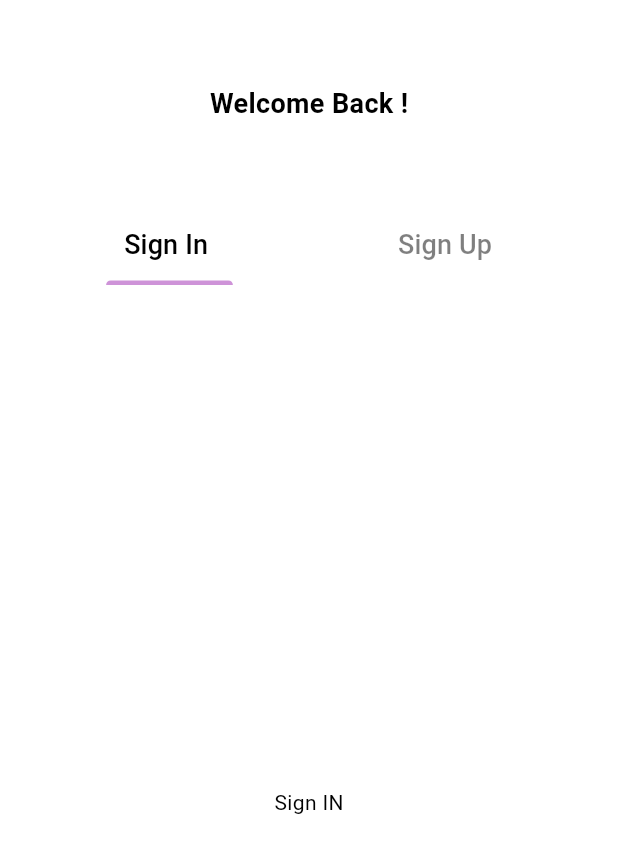
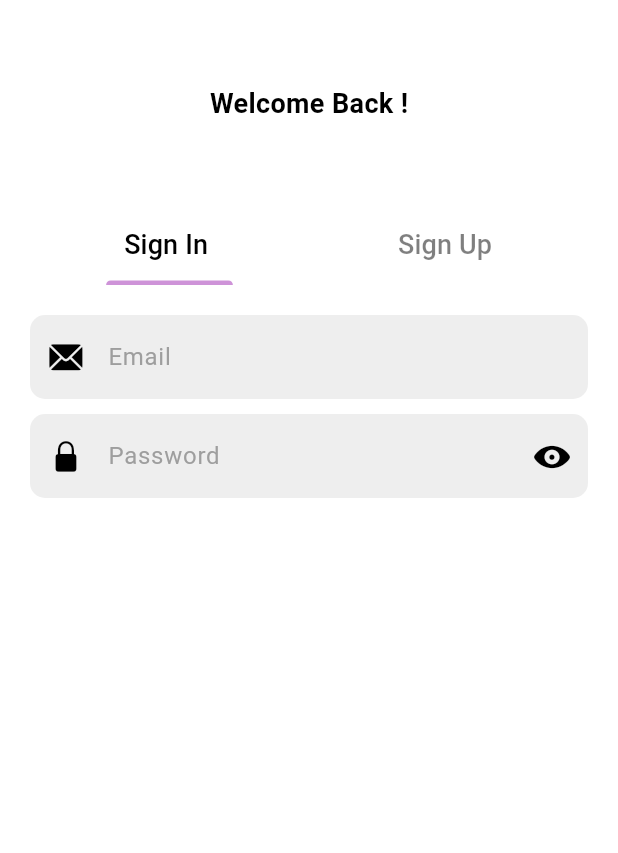
Before and after one commit to jithuhari/post_app_firebase_bloc, a Flutter app: the screen it shows after launch, on a phone screen of 412 x 824 dp. Shown: the top 853 px of the screen. Run offline on Flutter 3.47's test engine with Material 3 defaults, Android fonts, the phone set to English and light mode, and no system bars; our stand-ins replace bloc, cloud_firestore, equatable, firebase_auth, firebase_core, flutter_bloc; accounts and stored records are empty.

Commit message:
login screen

```diff
--- /dev/null
+++ b/lib/components/strings.dart
@@ -0,0 +1,3 @@
+RegExp emailRexExp = RegExp(r'^[\w-\.]+@([\w-]+.)+[\w-]{2,4}$');
+
+RegExp passwordRexExp = RegExp(r'^(?=.*?[A-Z])(?=.*?[a-z])(?=.*?[0-9])(?=.*?[!@#\$&*~`)\%\-(_+=;:,.<>/?"[{\]}\|^]).{8,}$');
--- /dev/null
+++ b/lib/components/text_field.dart
@@ -0,0 +1,63 @@
+import 'package:flutter/material.dart';
+
+class MyTextField extends StatelessWidget {
+  final TextEditingController controller;
+  final String hintText;
+  final bool obscureText;
+  final TextInputType keyboardType;
+  final Widget? suffixIcon;
+  final VoidCallback? onTap;
+  final Widget? prefixIcon;
+  final String? errorMsg;
+  final String? Function(String?)? validator;
+  final FocusNode? focusNode;
+  final String? Function(String?)? onChanged;
+
+  const MyTextField({
+    super.key,
+    required this.controller,
+    required this.obscureText,
+    required this.hintText,
+    required this.keyboardType,
+    this.prefixIcon,
+    this.errorMsg,
+    this.validator,
+    this.suffixIcon,
+    this.onTap,
+    this.focusNode,
+    this.onChanged,
+  });
+
+  @override
+  Widget build(BuildContext context) {
+    return TextFormField(
+      validator: validator,
+      controller: controller,
+      obscureText: obscureText,
+      keyboardType: keyboardType,
+      focusNode: focusNode,
+      onTap: onTap,
+      textInputAction: TextInputAction.next,
+      onChanged: onChanged,
+      decoration: InputDecoration(
+        suffixIcon: suffixIcon,
+        prefixIcon: prefixIcon,
+        enabledBorder: OutlineInputBorder(
+          borderRadius: BorderRadius.circular(10),
+          borderSide: BorderSide(color:Colors.transparent)
+        ),
+        focusedBorder: OutlineInputBorder(
+          borderRadius: BorderRadius.circular(20),
+          borderSide: BorderSide(color:  Theme.of(context).colorScheme.secondary)
+        ),
+
+        fillColor: Colors.grey.shade200,
+        filled: true,
+        hintText: hintText,
+        hintStyle: TextStyle(color: Colors.grey[500]),
+        errorText: errorMsg,
+
+      ),
+    );
+  }
+}
--- a/lib/screens/authentication/sign_in_screen.dart
+++ b/lib/screens/authentication/sign_in_screen.dart
@@ -1,12 +1,85 @@
+import 'package:app_new/components/strings.dart';
+import 'package:flutter/cupertino.dart';
 import 'package:flutter/material.dart';
 
-class SignInScreen extends StatelessWidget {
+import '../../components/text_field.dart';
+
+class SignInScreen extends StatefulWidget {
+
   const SignInScreen({super.key});
 
   @override
+  State<SignInScreen> createState() => _SignInScreenState();
+}
+
+class _SignInScreenState extends State<SignInScreen> {
+  final _formKey = GlobalKey<FormState>();
+  final emailController=TextEditingController() ;
+  final passwordController = TextEditingController();
+  String? _errorMsg;
+  bool obscurePassword = true;
+  IconData iconPassword =CupertinoIcons.eye_fill;
+
+  @override
   Widget build(BuildContext context) {
-    return Scaffold(
-      body: Center(child: Text('Sign IN'),),
+
+    return Form(
+      key: _formKey,
+      child: Column(
+        children: [
+          SizedBox(height: 20,),
+          SizedBox(
+            width: MediaQuery.of(context).size.width,
+            child: MyTextField(
+              controller: emailController,
+              hintText:'Email',
+              obscureText:false,
+              keyboardType:TextInputType.emailAddress,
+              prefixIcon:const Icon(CupertinoIcons.mail_solid),
+              errorMsg:_errorMsg,
+              validator:(val){
+                if(val!.isEmpty){
+                  return 'Please Fill This Field';
+                }else if(!emailRexExp.hasMatch(val)){
+                  return 'Please enter a valid email';
+                }
+                return null;
+              }
+            ),
+          ),
+          SizedBox(height: 10,),
+          SizedBox(
+            width: MediaQuery.of(context).size.width,
+            child: MyTextField(
+              controller: passwordController,
+              hintText:'Password',
+              obscureText:obscurePassword,
+              keyboardType:TextInputType.visiblePassword,
+              prefixIcon:const Icon(CupertinoIcons.lock_fill),
+              suffixIcon: IconButton(onPressed: (){
+                setState(() {
+                  obscurePassword = !obscurePassword;
+                  if(obscurePassword){
+                    iconPassword = CupertinoIcons.eye_fill;
+                  }else{
+                    iconPassword = CupertinoIcons.eye_slash_fill;
+                  }
+                });
+              }, icon: Icon(iconPassword)),
+              errorMsg:_errorMsg,
+              validator:(val){
+                if(val!.isEmpty){
+                  return 'Please Fill This Field';
+                }else if(!passwordRexExp.hasMatch(val)){
+                  return 'Please enter a valid password';
+                }
+                return null;
+              }
+            ),
+          ),
+          SizedBox(height: 20,)
+        ],
+      )
     );
   }
 }
```
